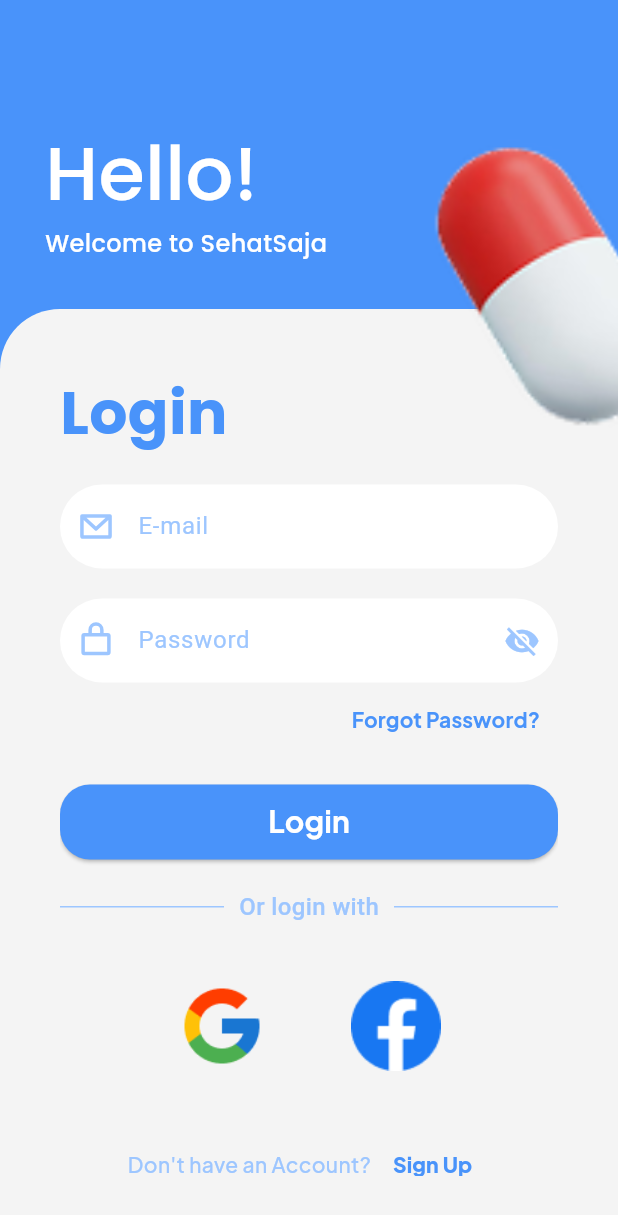
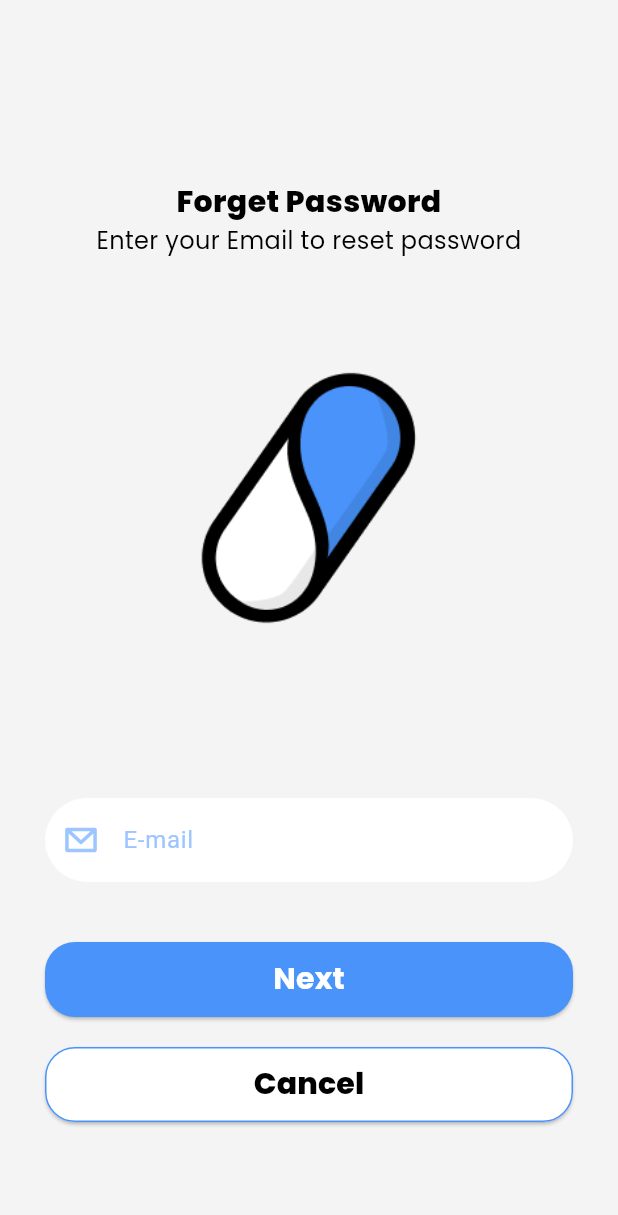
Before and after one commit to radityafadh/sehatsaja-mob, a Flutter app: the SignInPage screen opened by its route, after a tap on "Forgot Password?", on a phone screen of 412 x 824 dp. Shown: the top 1215 px of the screen. Run offline on Flutter 3.47's test engine with Material 3 defaults, Android fonts, the phone set to English and light mode, and no system bars; our stand-ins replace flutter_svg, get, google_fonts, phosphor_flutter, table_calendar.

Commit message:
push forget password and fix controller

```diff
--- a/frontend/lib/main.dart
+++ b/frontend/lib/main.dart
@@ -15,6 +15,8 @@ import 'package:frontend/pages/article_history_page.dart';
 import 'package:frontend/pages/transaction_history_page.dart';
 import 'package:frontend/pages/detail_payment_page.dart';
 import 'package:frontend/pages/payment_method.dart';
+import 'package:frontend/pages/forget_password_page.dart';
+import 'package:frontend/pages/rename_password_page.dart';
 
 void main() {
   runApp(const MyApp());
@@ -48,6 +50,8 @@ class MyApp extends StatelessWidget {
         ),
         GetPage(name: '/detail-transaction', page: () => DetailPaymentPage()),
         GetPage(name: '/payment-method', page: () => PaymentMethodPage()),
+        GetPage(name: '/forget-password', page: () => ForgetPasswordPage()),
+        GetPage(name: '/rename-password', page: () => RenamePasswordPage()),
       ],
     );
   }
--- /dev/null
+++ b/frontend/lib/pages/forget_password_page.dart
@@ -0,0 +1,144 @@
+import 'package:flutter/material.dart';
+import 'package:get/get.dart';
+import 'package:google_fonts/google_fonts.dart';
+import 'package:frontend/shared/theme.dart';
+import 'package:frontend/pages/sign_in_page.dart';
+import 'package:phosphor_flutter/phosphor_flutter.dart';
+import 'package:frontend/pages/rename_password_page.dart';
+
+class ForgetPasswordPage extends StatefulWidget {
+  const ForgetPasswordPage({Key? key}) : super(key: key);
+
+  @override
+  State<ForgetPasswordPage> createState() => _ForgetPasswordPageState();
+}
+
+class _ForgetPasswordPageState extends State<ForgetPasswordPage> {
+  final _formKey = GlobalKey<FormState>();
+
+  String? validateEmail(String? value) {
+    if (value == null || value.isEmpty) {
+      return 'Masukkan email anda';
+    }
+
+    final RegExp emailRegex = RegExp(r'^[^@]+@[^@]+\.[^@]+');
+    if (!emailRegex.hasMatch(value)) {
+      return 'Masukkan email yang benar';
+    }
+    return null;
+  }
+
+  @override
+  Widget build(BuildContext context) {
+    return Scaffold(
+      backgroundColor: lightGreyColor,
+      body: Form(
+        key: _formKey,
+        child: SingleChildScrollView(
+          padding: const EdgeInsets.symmetric(horizontal: 30.0),
+          child: Column(
+            crossAxisAlignment: CrossAxisAlignment.stretch,
+            children: [
+              const SizedBox(height: 120),
+              Text(
+                'Forget Password',
+                style: GoogleFonts.poppins(
+                  fontSize: 20,
+                  fontWeight: extraBold,
+                  color: blackColor,
+                ),
+                textAlign: TextAlign.center,
+              ),
+              Text(
+                'Enter your Email to reset password',
+                style: GoogleFonts.poppins(
+                  fontSize: 16,
+                  fontWeight: regular,
+                  color: blackColor,
+                ),
+                textAlign: TextAlign.center,
+              ),
+              const SizedBox(height: 60),
+              Image.asset('assets/logo_pill.png', height: 200),
+              const SizedBox(height: 100),
+              Align(
+                alignment: Alignment.centerLeft,
+                child: TextFormField(
+                  decoration: InputDecoration(
+                    filled: true,
+                    fillColor: whiteColor,
+                    hintText: 'E-mail',
+                    hintStyle: TextStyle(color: secondaryColor),
+                    prefixIcon: PhosphorIcon(
+                      PhosphorIconsBold.envelopeSimple,
+                      color: secondaryColor,
+                      size: 25.0,
+                    ),
+                    border: const OutlineInputBorder(
+                      borderRadius: BorderRadius.all(Radius.circular(40.0)),
+                      borderSide: BorderSide.none,
+                    ),
+                  ),
+                  validator: validateEmail,
+                ),
+              ),
+              const SizedBox(height: 40),
+              // Next Button
+              SizedBox(
+                width: double.infinity,
+                height: 50,
+                child: ElevatedButton(
+                  onPressed: () {
+                    if (_formKey.currentState!.validate()) {
+                      Get.to(RenamePasswordPage());
+                    }
+                  },
+                  style: ElevatedButton.styleFrom(
+                    backgroundColor: primaryColor,
+                    shape: const RoundedRectangleBorder(
+                      borderRadius: BorderRadius.all(Radius.circular(20)),
+                    ),
+                  ),
+                  child: Text(
+                    'Next',
+                    style: GoogleFonts.poppins(
+                      fontSize: 20,
+                      fontWeight: FontWeight.bold,
+                      color: whiteColor,
+                    ),
+                  ),
+                ),
+              ),
+              const SizedBox(height: 20),
+              // Cancel Button
+              SizedBox(
+                width: double.infinity,
+                height: 50,
+                child: ElevatedButton(
+                  onPressed: () {
+                    Get.to(() => const SignInPage());
+                  },
+                  style: ElevatedButton.styleFrom(
+                    backgroundColor: whiteColor,
+                    shape: RoundedRectangleBorder(
+                      borderRadius: BorderRadius.all(Radius.circular(20)),
+                      side: BorderSide(color: primaryColor),
+                    ),
+                  ),
+                  child: Text(
+                    'Cancel',
+                    style: GoogleFonts.poppins(
+                      fontSize: 20,
+                      fontWeight: extraBold,
+                      color: blackColor,
+                    ),
+                  ),
+                ),
+              ),
+            ],
+          ),
+        ),
+      ),
+    );
+  }
+}
--- a/frontend/lib/pages/sign_in_page.dart
+++ b/frontend/lib/pages/sign_in_page.dart
@@ -5,6 +5,7 @@ import 'package:frontend/shared/theme.dart';
 import 'package:frontend/pages/sign_up_page.dart';
 import 'package:frontend/pages/home_page.dart';
 import 'package:phosphor_flutter/phosphor_flutter.dart';
+import 'package:frontend/pages/forget_password_page.dart';
 
 class SignInController extends GetxController {
   var obscureText = true.obs;
@@ -168,7 +169,9 @@ class _SignInPageState extends State<SignInPage> {
                       Align(
                         alignment: Alignment.centerRight,
                         child: TextButton(
-                          onPressed: () {},
+                          onPressed: () {
+                            Get.to(ForgetPasswordPage());
+                          },
                           child: Text(
                             'Forgot Password?',
                             style: GoogleFonts.plusJakartaSans(
```
Also changed, not shown: frontend/lib/pages/rename_password_page.dart (added, +202 -0 lines), frontend/lib/pages/sign_up_page.dart (+18 -9 lines), frontend/lib/widgets/dialog_status.dart (added, +64 -0 lines), frontend/assets/checkmark.png (added), frontend/assets/crossmark.png (added).
